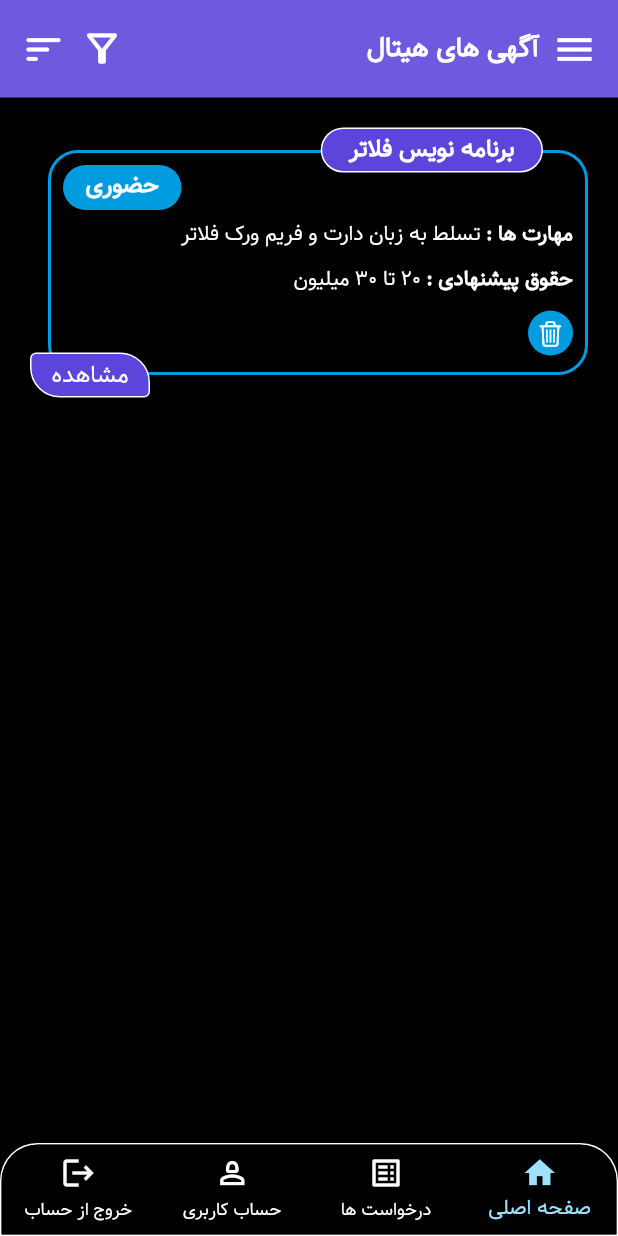
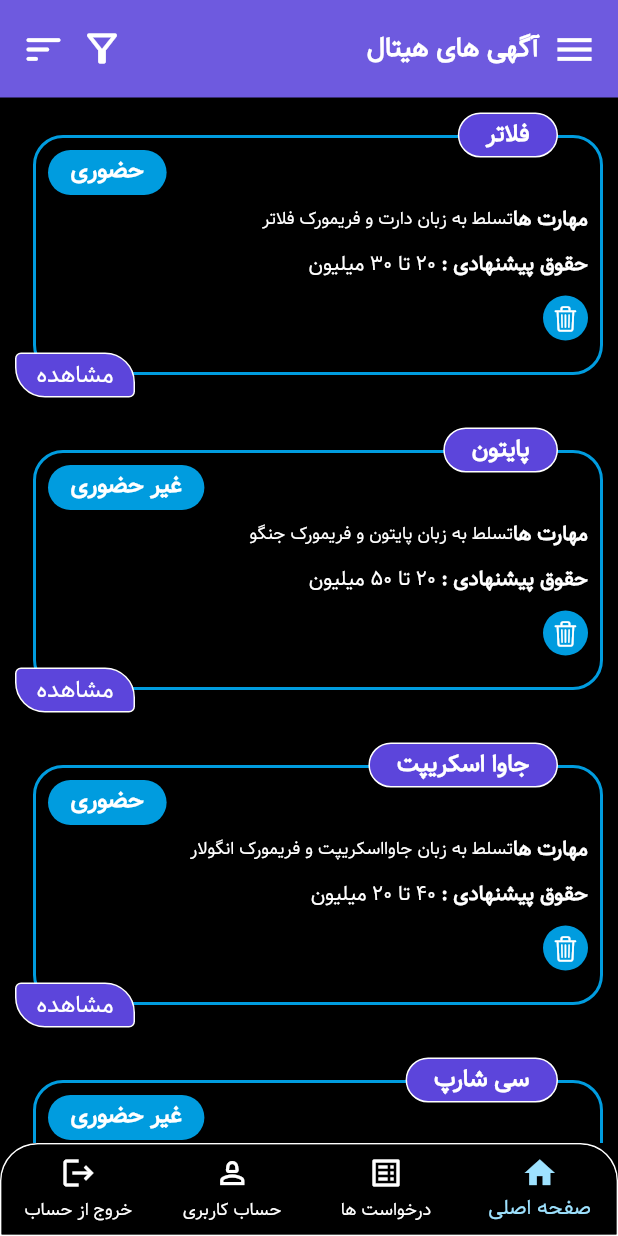
Before and after one commit to alikazemidev/hitCourse, a Flutter app: the screen it shows after launch, on a phone screen of 412 x 824 dp. Run offline on Flutter 3.47's test engine with Material 2 defaults, Android fonts, the phone set to English and light mode, and no system bars.

Commit message:
create ads model and list view base on model

```diff
--- /dev/null
+++ b/lib/ads_app/models/ads.dart
@@ -0,0 +1,40 @@
+class Ads {
+  final String title;
+  final String abilities;
+  final String salary;
+  final bool inPerson;
+
+  Ads({
+    required this.title,
+    required this.abilities,
+    required this.salary,
+    required this.inPerson,
+  });
+
+  static List<Ads> adsList = [
+    Ads(
+      title: 'فلاتر',
+      abilities: 'تسلط به زبان دارت و فریمورک فلاتر',
+      salary: '۲۰ تا ۳۰ میلیون',
+      inPerson: true,
+    ),
+    Ads(
+      title: 'پایتون',
+      abilities: 'تسلط به زبان پایتون و فریمورک جنگو',
+      salary: '۲۰ تا 50 میلیون',
+      inPerson: false,
+    ),
+    Ads(
+      title: 'جاوا اسکریپت',
+      abilities: 'تسلط به زبان جاوااسکریپت و فریمورک انگولار',
+      salary: '۴۰ تا ۲۰ میلیون',
+      inPerson: true,
+    ),
+    Ads(
+      title: 'سی شارپ',
+      abilities: 'تسلط به زبان سی شارپ و فریمورک دات نت',
+      salary: '۴۰ تا ۳۰ میلیون',
+      inPerson: false,
+    ),
+  ];
+}
--- a/lib/ads_app/screens/main_page.dart
+++ b/lib/ads_app/screens/main_page.dart
@@ -1,5 +1,6 @@
 import 'package:flutter/cupertino.dart';
 import 'package:flutter/material.dart';
+import '../models/ads.dart';
 
 class MainPageAdsApp extends StatelessWidget {
   const MainPageAdsApp({super.key});
@@ -114,10 +115,15 @@
             ),
           ),
         ),
-        Padding(
-          padding: const EdgeInsets.all(20.0),
+        Expanded(
+          child: ListView.builder(
+            itemCount: Ads.adsList.length,
+            itemBuilder: (BuildContext context, int index) {
+              var adHelper = Ads.adsList[index];
+              return Padding(
+                padding: const EdgeInsets.all(10.0),
                 child: Container(
-            height: 180,
+                  height: 190,
                   // color: Colors.grey.shade100,
                   child: Stack(
                     children: [
@@ -127,7 +133,7 @@
                           margin: EdgeInsets.only(left: 12),
                           padding: EdgeInsets.all(8),
                           width: double.infinity,
-                    height: 150,
+                          height: 160,
                           decoration: BoxDecoration(
                             border: Border.all(
                               color: Color(0xff009cdf),
@@ -150,7 +156,9 @@
                                     borderRadius: BorderRadius.circular(20),
                                   ),
                                   child: Text(
-                              'حضوری',
+                                    adHelper.inPerson
+                                        ? 'حضوری'
+                                        : 'غیر حضوری',
                                     style: TextStyle(
                                       color: Colors.white,
                                       fontSize: 16,
@@ -163,18 +171,21 @@
                               Row(
                                 children: [
                                   Text(
-                              'مهارت ها : ',
+                                   'مهارت ها',
                                     style: TextStyle(
                                       color: Colors.white,
                                       fontSize: 14,
                                       fontWeight: FontWeight.bold,
                                     ),
                                   ),
-                            Text(
-                              'تسلط به زبان دارت و فریم ورک فلاتر',
+                                  FittedBox(
+                                    fit: BoxFit.cover,
+                                    child: Text(
+                                      adHelper.abilities,
                                       style: TextStyle(
                                         color: Colors.white,
-                                fontSize: 14,
+                                        fontSize: 12,
+                                      ),
                                     ),
                                   ),
                                 ],
@@ -191,7 +202,7 @@
                                     ),
                                   ),
                                   Text(
-                              '۲۰ تا ۳۰ میلیون ',
+                                    adHelper.salary,
                                     style: TextStyle(
                                       color: Colors.white,
                                       fontSize: 14,
@@ -231,7 +242,7 @@
                           ),
                         ),
                         child: Text(
-                    'برنامه نویس فلاتر',
+                          adHelper.title,
                           style: TextStyle(
                             color: Colors.white,
                             fontSize: 16,
@@ -271,6 +282,9 @@
                       ),
                     ],
                   ),
+                ),
+              );
+            },
           ),
         ),
       ],
```
Lines whose indentation alone changed are shown as unchanged.
